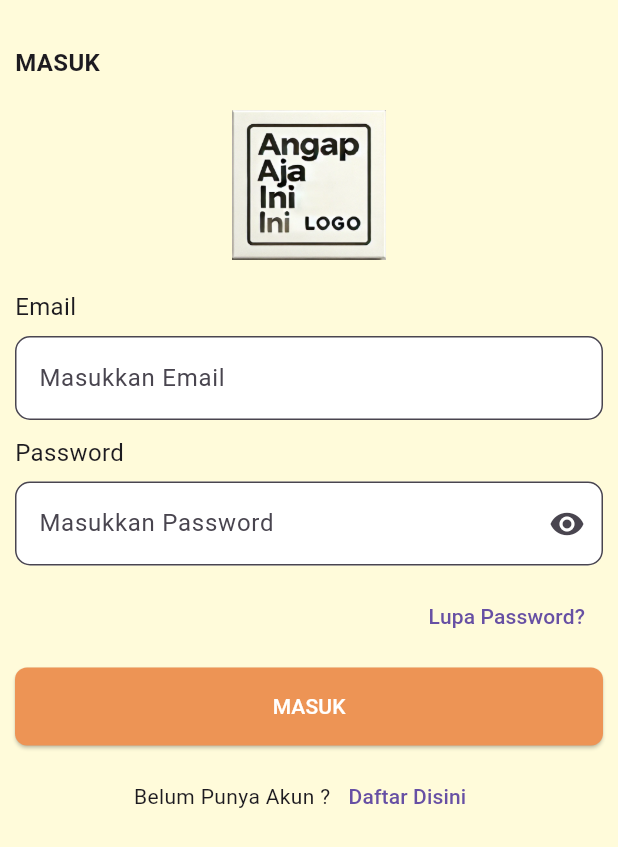
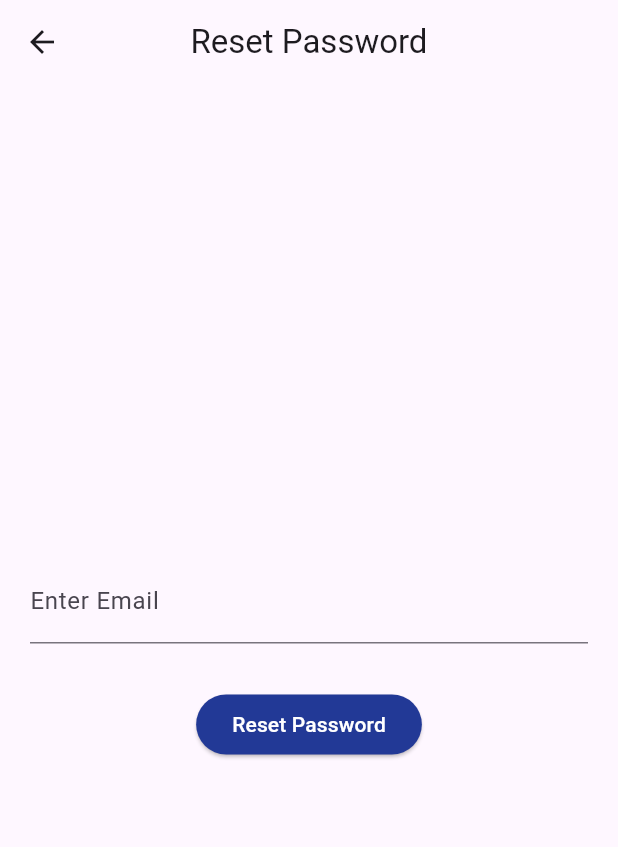
Before and after one commit to maechel11/PM2-CatatanKeuangan, a Flutter app: the screen it shows after launch, after a tap on "Lupa Password?", on a phone screen of 412 x 824 dp. Shown: the top 847 px of the screen. Run offline on Flutter 3.47's test engine with Material 3 defaults, Android fonts, the phone set to English and light mode, and no system bars; our stand-ins replace cloud_firestore, firebase_auth, firebase_core, get; accounts and stored records are empty.

Commit message:
menambah reset password

```diff
--- a/lib/app/modules/login/views/login_view.dart
+++ b/lib/app/modules/login/views/login_view.dart
@@ -91,6 +91,7 @@ class LoginView extends GetView<LoginController> {
                 child: Text("Lupa Password?"),
                 onPressed: () {
                   // Get.offAllNamed(Routes.RESET_PASSWORD);
+                  Get.toNamed(Routes.RESET_PASSWORD);
                 },
               ),
             ),
--- /dev/null
+++ b/lib/app/modules/reset_password/bindings/reset_password_binding.dart
@@ -0,0 +1,12 @@
+import 'package:get/get.dart';
+
+import '../controllers/reset_password_controller.dart';
+
+class ResetPasswordBinding extends Bindings {
+  @override
+  void dependencies() {
+    Get.lazyPut<ResetPasswordController>(
+      () => ResetPasswordController(),
+    );
+  }
+}
--- /dev/null
+++ b/lib/app/modules/reset_password/controllers/reset_password_controller.dart
@@ -0,0 +1,14 @@
+import 'package:flutter/material.dart';
+import 'package:get/get.dart';
+
+class ResetPasswordController extends GetxController {
+  //TODO: Implement ResetPasswordController
+
+  final cEmail = TextEditingController();
+
+  @override
+  void onClose() {
+    cEmail.dispose();
+    super.onClose();
+  }
+}
--- /dev/null
+++ b/lib/app/modules/reset_password/views/reset_password_view.dart
@@ -0,0 +1,76 @@
+import 'package:flutter/material.dart';
+
+import 'package:get/get.dart';
+import 'package:myapp/app/controllers/auth_controller.dart';
+
+import '../controllers/reset_password_controller.dart';
+
+class ResetPasswordView extends GetView<ResetPasswordController> {
+  // const ResetPasswordView({super.key});
+  final cAuth = Get.find<AuthController>();
+
+  @override
+  Widget build(BuildContext context) {
+    return Scaffold(
+      appBar: AppBar(
+        title: const Text('Reset Password'),
+        centerTitle: true,
+      ),
+
+      body: Padding(
+        padding: const EdgeInsets.all(20.0),
+        child: Column(
+          mainAxisAlignment: MainAxisAlignment.center,
+          children: [
+            TextField(
+              controller: controller.cEmail,
+              decoration: InputDecoration(
+                labelText: "Enter Email",
+              ),
+            ),
+            const SizedBox(height: 30),
+            ElevatedButton(
+              onPressed: () {
+                cAuth.resetPassword(
+                  controller.cEmail.text,
+                );
+              },
+              child: const Text('Reset Password'),
+              style: ElevatedButton.styleFrom(
+                backgroundColor: Color.fromARGB(255, 34, 57, 150),
+                foregroundColor: Colors.white,
+              ),
+            ),
+
+
+
+            // SizedBox(
+            // height: 10,
+            // ),
+            // Row(
+            //   mainAxisAlignment: MainAxisAlignment.center,
+            //   children: [
+            //     Text("Sudah Ingat Passwormu ?"),
+            //     TextButton(
+            //       onPressed: () {
+            //         Get.back();
+            //       },
+            //       child: Text("Back"),
+            //     ),
+            //   ],
+            // ),
+          ],
+        ),
+      ),
+
+      // body: const Center(
+      //   child: Text(
+      //     'ResetPasswordView is working',
+      //     style: TextStyle(fontSize: 20),
+      //   ),
+      // ),
+
+
+    );
+  }
+}
--- a/lib/app/routes/app_pages.dart
+++ b/lib/app/routes/app_pages.dart
@@ -16,6 +16,8 @@ import '../modules/profile/bindings/profile_binding.dart';
 import '../modules/profile/views/profile_view.dart';
 import '../modules/register/bindings/register_binding.dart';
 import '../modules/register/views/register_view.dart';
+import '../modules/reset_password/bindings/reset_password_binding.dart';
+import '../modules/reset_password/views/reset_password_view.dart';
 import '../modules/ubah_profile/bindings/ubah_profile_binding.dart';
 import '../modules/ubah_profile/views/ubah_profile_view.dart';
 
@@ -72,5 +74,10 @@ class AppPages {
       page: () => const HubungiLayananView(),
       binding: HubungiLayananBinding(),
     ),
+    GetPage(
+      name: _Paths.RESET_PASSWORD,
+      page: () => ResetPasswordView(),
+      binding: ResetPasswordBinding(),
+    ),
   ];
 }
--- a/lib/app/routes/app_routes.dart
+++ b/lib/app/routes/app_routes.dart
@@ -12,6 +12,7 @@ abstract class Routes {
   static const CARA_MENGGUNAKAN = _Paths.CARA_MENGGUNAKAN;
   static const ATUR_ULANG_KATA_SANDI = _Paths.ATUR_ULANG_KATA_SANDI;
   static const HUBUNGI_LAYANAN = _Paths.HUBUNGI_LAYANAN;
+  static const RESET_PASSWORD = _Paths.RESET_PASSWORD;
 }
 
 abstract class _Paths {
@@ -25,4 +26,5 @@ abstract class _Paths {
   static const CARA_MENGGUNAKAN = '/cara-menggunakan';
   static const ATUR_ULANG_KATA_SANDI = '/atur-ulang-kata-sandi';
   static const HUBUNGI_LAYANAN = '/hubungi-layanan';
+  static const RESET_PASSWORD = '/reset-password';
 }
```
